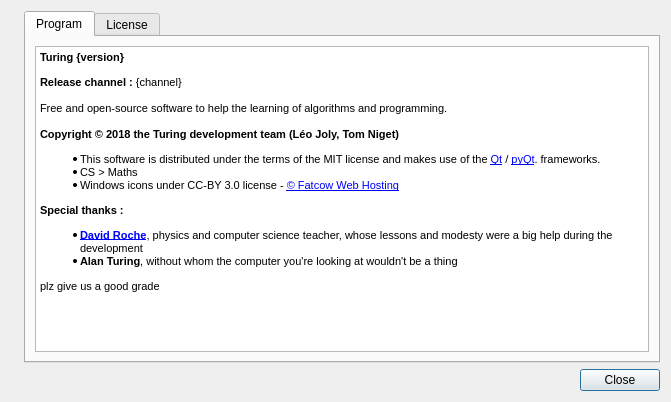
Before: the Qt Designer form src/ui_about.ui in TuringApp/Turing, drawn with Qt 5.
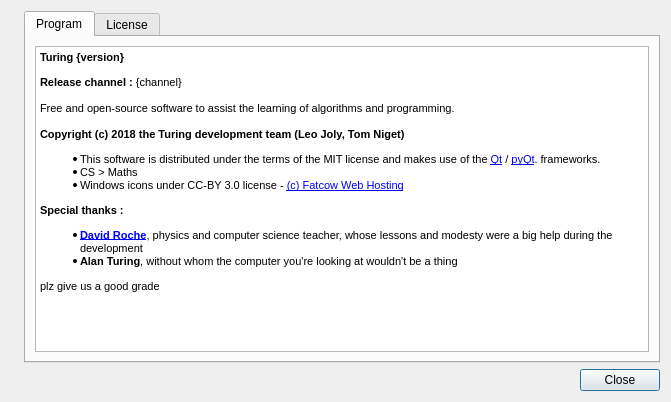
After: the same form once the commit is applied. Icons and pictures are not drawn.

Patch:
```diff
--- a/src/ui_about.ui
+++ b/src/ui_about.ui
@@ -57,10 +57,10 @@
 p, li { white-space: pre-wrap; }
 &lt;/style&gt;&lt;/head&gt;&lt;body style=&quot; font-family:'MS Shell Dlg 2'; font-size:8.25pt; font-weight:400; font-style:normal;&quot;&gt;
 &lt;p style=&quot; margin-top:12px; margin-bottom:12px; margin-left:0px; margin-right:0px; -qt-block-indent:0; text-indent:0px;&quot;&gt;&lt;span style=&quot; font-weight:600;&quot;&gt;Turing {version}&lt;/span&gt;&lt;/p&gt;
-&lt;p style=&quot; margin-top:12px; margin-bottom:12px; margin-left:0px; margin-right:0px; -qt-block-indent:0; text-indent:0px;&quot;&gt;&lt;span style=&quot; font-weight:600;&quot;&gt;Release channel : &lt;/span&gt;{channel} &lt;br /&gt;&lt;br /&gt;Free and open-source software to help the learning of algorithms and programming. &lt;br /&gt;&lt;br /&gt;&lt;span style=&quot; font-weight:600;&quot;&gt;Copyright © 2018 the Turing development team (Léo Joly, Tom Niget)&lt;/span&gt;&lt;/p&gt;
+&lt;p style=&quot; margin-top:12px; margin-bottom:12px; margin-left:0px; margin-right:0px; -qt-block-indent:0; text-indent:0px;&quot;&gt;&lt;span style=&quot; font-weight:600;&quot;&gt;Release channel : &lt;/span&gt;{channel} &lt;br /&gt;&lt;br /&gt;Free and open-source software to assist the learning of algorithms and programming. &lt;br /&gt;&lt;br /&gt;&lt;span style=&quot; font-weight:600;&quot;&gt;Copyright (c) 2018 the Turing development team (Leo Joly, Tom Niget)&lt;/span&gt;&lt;/p&gt;
 &lt;ul style=&quot;margin-top: 0px; margin-bottom: 0px; margin-left: 0px; margin-right: 0px; -qt-list-indent: 1;&quot;&gt;&lt;li style=&quot; margin-top:12px; margin-bottom:0px; margin-left:0px; margin-right:0px; -qt-block-indent:0; text-indent:0px;&quot;&gt;This software is distributed under the terms of the MIT license and makes use of the &lt;a href=&quot;https://www.qt.io/&quot;&gt;&lt;span style=&quot; text-decoration: underline; color:#0000ff;&quot;&gt;Qt&lt;/span&gt;&lt;/a&gt; / &lt;a href=&quot;https://riverbankcomputing.com/software/pyqt/&quot;&gt;&lt;span style=&quot; text-decoration: underline; color:#0000ff;&quot;&gt;pyQt&lt;/span&gt;&lt;/a&gt;. frameworks.&lt;/li&gt;
 &lt;li style=&quot; margin-top:0px; margin-bottom:0px; margin-left:0px; margin-right:0px; -qt-block-indent:0; text-indent:0px;&quot;&gt;CS &amp;gt; Maths&lt;/li&gt;
-&lt;li style=&quot; margin-top:0px; margin-bottom:12px; margin-left:0px; margin-right:0px; -qt-block-indent:0; text-indent:0px;&quot;&gt;Windows icons under CC-BY 3.0 license - &lt;a href=&quot;http://www.fatcow.com/free-icons&quot;&gt;&lt;span style=&quot; text-decoration: underline; color:#0000ff;&quot;&gt;© Fatcow Web Hosting&lt;/span&gt;&lt;/a&gt;&lt;/li&gt;&lt;/ul&gt;
+&lt;li style=&quot; margin-top:0px; margin-bottom:12px; margin-left:0px; margin-right:0px; -qt-block-indent:0; text-indent:0px;&quot;&gt;Windows icons under CC-BY 3.0 license - &lt;a href=&quot;http://www.fatcow.com/free-icons&quot;&gt;&lt;span style=&quot; text-decoration: underline; color:#0000ff;&quot;&gt;(c) Fatcow Web Hosting&lt;/span&gt;&lt;/a&gt;&lt;/li&gt;&lt;/ul&gt;
 &lt;p style=&quot; margin-top:0px; margin-bottom:0px; margin-left:0px; margin-right:0px; -qt-block-indent:0; text-indent:0px;&quot;&gt;&lt;span style=&quot; font-weight:600;&quot;&gt;Special thanks :&lt;/span&gt;&lt;/p&gt;
 &lt;ul style=&quot;margin-top: 0px; margin-bottom: 0px; margin-left: 0px; margin-right: 0px; -qt-list-indent: 1;&quot;&gt;&lt;li style=&quot; margin-top:12px; margin-bottom:0px; margin-left:0px; margin-right:0px; -qt-block-indent:0; text-indent:0px;&quot;&gt;&lt;a href=&quot;https://twitter.com/davR74130&quot;&gt;&lt;span style=&quot; font-weight:600; text-decoration: underline; color:#0000ff;&quot;&gt;David Roche&lt;/span&gt;&lt;/a&gt;, physics and computer science teacher, whose lessons and modesty were a big help during the development&lt;/li&gt;
 &lt;li style=&quot; margin-top:0px; margin-bottom:12px; margin-left:0px; margin-right:0px; -qt-block-indent:0; text-indent:0px;&quot;&gt;&lt;span style=&quot; font-weight:600;&quot;&gt;Alan Turing&lt;/span&gt;, without whom the computer you're looking at wouldn't be a thing&lt;/li&gt;&lt;/ul&gt;
```
Left out of the diff: 4 changed lines with no effect on the pictures.
